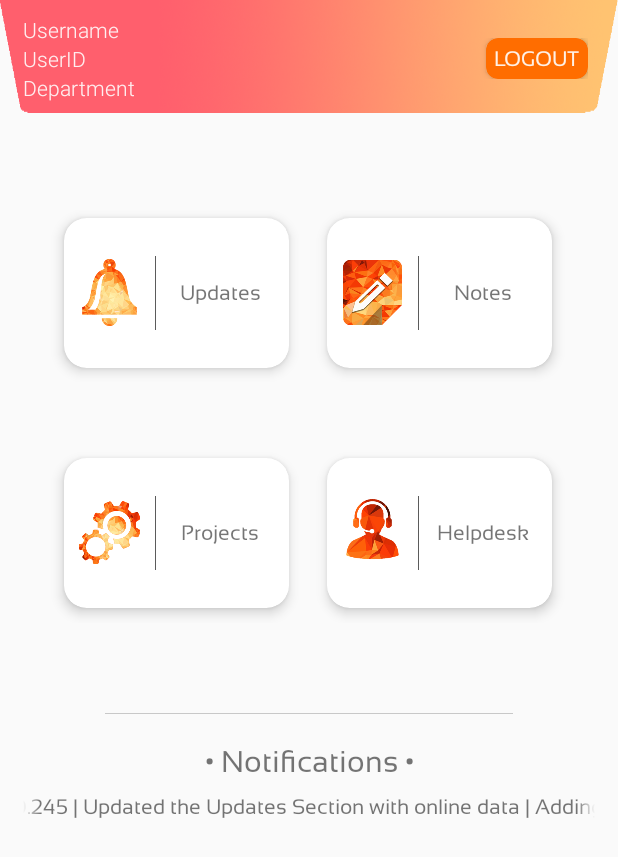
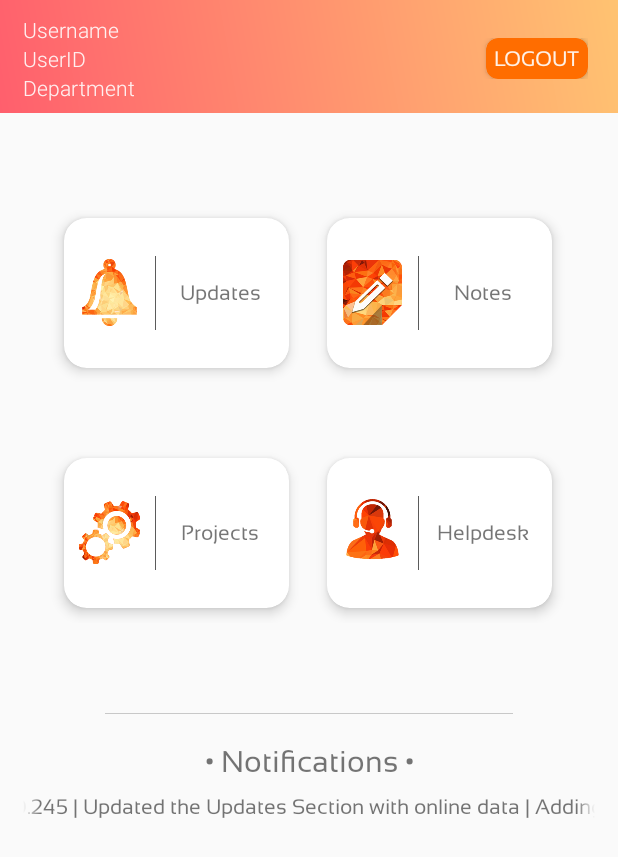
Before and after one commit to PvtSec/JustinHands, an Android app: the Student_Dashboard screen opened directly, with no data from a screen before it, on a phone screen of 412 x 824 dp. Shown: the top 857 px of the screen. Run offline under Robolectric (Android 15) with nearby library versions, the phone set to English and light mode, and no system bars; our stand-ins replace Volley; network calls fail.

Commit message:
Simple changes at Dashboard

```diff
--- a/app/src/main/res/layout/activity_student__dashboard.xml
+++ b/app/src/main/res/layout/activity_student__dashboard.xml
@@ -20,7 +20,7 @@
             android:clipToPadding="false"
             android:gravity="left|center"
             android:orientation="horizontal"
-            android:background="@drawable/dash_title"
+            android:background="@drawable/header_gradient"
             android:paddingTop="3dp">
 
             <LinearLayout
--- a/app/src/main/res/layout/doubt_list.xml
+++ b/app/src/main/res/layout/doubt_list.xml
@@ -9,7 +9,7 @@
         android:id="@+id/doubt_cards"
         android:layout_width="match_parent"
         android:layout_height="wrap_content"
-        android:layout_marginVertical="10dp"
+        android:layout_marginVertical="5dp"
         android:layout_marginHorizontal="5dp"
         android:clickable="true"
         android:foreground="?selectableItemBackground"
@@ -42,6 +42,7 @@
             android:layout_width="match_parent"
             android:layout_height="match_parent">
             <ImageView
+                android:layout_marginRight="15dp"
                 android:id="@+id/ans_stat"
                 android:layout_width="20dp"
                 android:layout_height="20dp"
```
Also changed, not shown: app/src/main/res/drawable-nodpi/answer.png.
